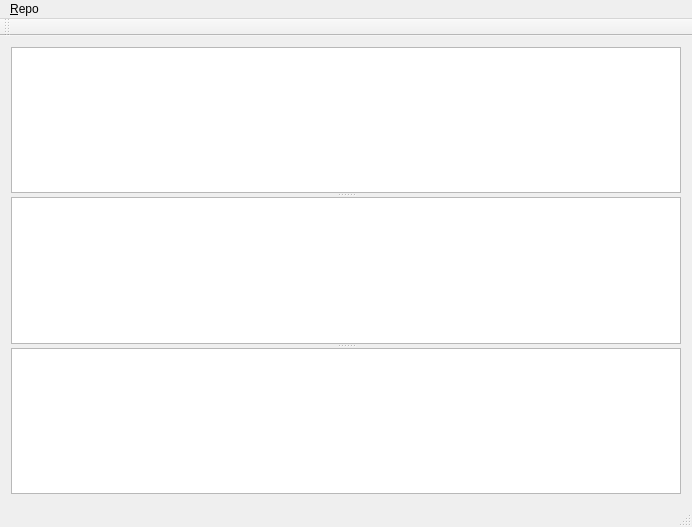
Old version of the form GitLog/LogWindow.ui in the repository zolotov-av/GitTools.
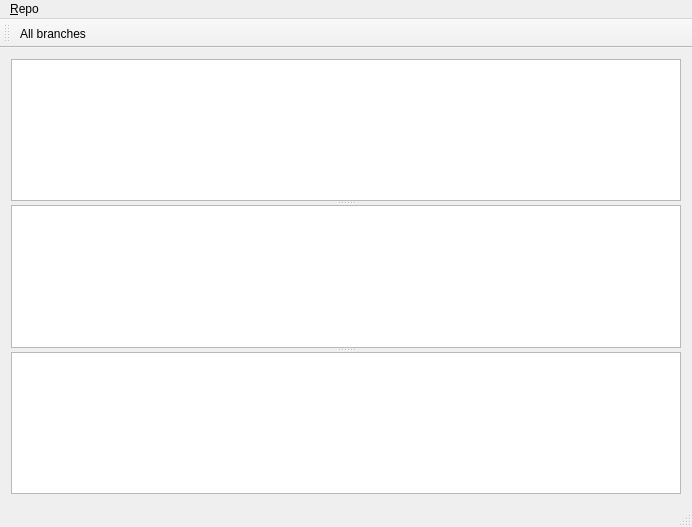
New version of the form.

Commit message: toggle All branches & HEAD

```diff
--- a/GitLog/LogWindow.ui
+++ b/GitLog/LogWindow.ui
@@ -58,6 +58,7 @@
    <attribute name="toolBarBreak">
     <bool>false</bool>
    </attribute>
+   <addaction name="actionAllBranches"/>
   </widget>
   <widget class="QStatusBar" name="statusBar"/>
   <action name="actionRepoOpen">
@@ -78,6 +79,14 @@
     <string>DeleteBranch</string>
    </property>
   </action>
+  <action name="actionAllBranches">
+   <property name="checkable">
+    <bool>true</bool>
+   </property>
+   <property name="text">
+    <string>All branches</string>
+   </property>
+  </action>
  </widget>
  <layoutdefault spacing="6" margin="11"/>
  <resources/>
```
Left out of the diff: 2 changed lines with no effect on the pictures. The commit also changes 3 other files.
